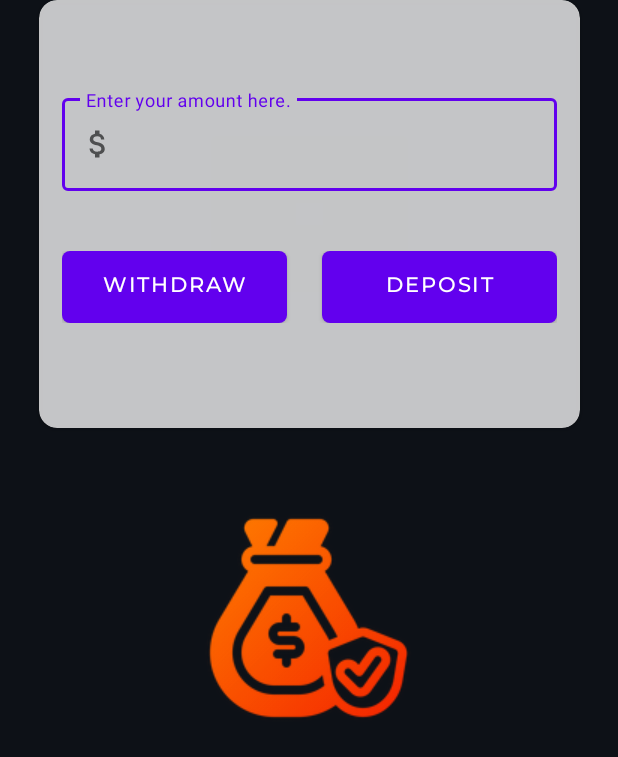
After one commit to Kshitiz-Mhto/CashPI, an Android app: the layout custom_dialog_box_cash_access.xml on its own in the app's theme, with its tools: preview values and no code run, on a phone screen of 412 x 824 dp. The commit adds this screen. Shown: the top 757 px of the screen. Run offline under Robolectric (Android 15) with nearby library versions, the phone set to English and light mode, and no system bars.

Commit message:
feat: added dialog box for withdraw and deposit dialogbox

```diff
--- /dev/null
+++ b/app/src/main/res/layout/custom_dialog_box_cash_access.xml
@@ -0,0 +1,66 @@
+<?xml version="1.0" encoding="utf-8"?>
+<androidx.cardview.widget.CardView xmlns:app="http://schemas.android.com/apk/res-auto"
+    android:id="@+id/statsLayoutCardview"
+    xmlns:android="http://schemas.android.com/apk/res/android"
+    android:layout_width="match_parent"
+    android:layout_height="wrap_content"
+    app:cardBackgroundColor="#C1FFFFFF"
+    android:layout_marginStart="26dp"
+    android:layout_marginEnd="25dp"
+    app:cardCornerRadius="12dp">
+
+    <androidx.appcompat.widget.LinearLayoutCompat
+        android:layout_width="match_parent"
+        android:layout_height="wrap_content"
+        android:orientation="vertical"
+        android:paddingBottom="70dp"
+        android:paddingTop="60dp"
+        android:layout_marginStart="15dp"
+        android:gravity="center"
+        android:layout_marginEnd="15dp">
+
+        <com.google.android.material.textfield.TextInputLayout
+            android:layout_width="match_parent"
+            android:layout_height="wrap_content"
+            android:hint="Enter your amount here."
+            android:layout_marginBottom="20dp"
+            app:startIconDrawable="@drawable/ic_money_24"
+            style="@style/Widget.MaterialComponents.TextInputLayout.OutlinedBox">
+            <com.google.android.material.textfield.TextInputEditText
+                android:id="@+id/enteredProfileEmail"
+                android:textSize="20sp"
+                android:layout_width="match_parent"
+                android:layout_height="wrap_content"
+                android:textColor="@color/blur"
+                android:inputType="number"
+                />
+        </com.google.android.material.textfield.TextInputLayout>
+
+        <LinearLayout
+            android:layout_width="match_parent"
+            android:layout_height="wrap_content"
+            android:layout_marginTop="20dp"
+            android:orientation="horizontal">
+        <Button
+            android:id="@+id/btnWithdrawl"
+            android:layout_width="match_parent"
+            android:layout_height="wrap_content"
+            android:text="Withdraw"
+            android:layout_weight="1"
+            android:layout_marginEnd="15dp"
+            android:background="@drawable/curve_shape"
+            android:fontFamily="@font/montserrat_medium"
+            />
+            <Button
+                android:id="@+id/btnDeposit"
+                android:layout_width="match_parent"
+                android:layout_height="wrap_content"
+                android:text="Deposit"
+                android:layout_marginStart="8dp"
+                android:layout_weight="1"
+                android:background="@drawable/curve_shape"
+                android:fontFamily="@font/montserrat_medium"
+                />
+        </LinearLayout>
+    </androidx.appcompat.widget.LinearLayoutCompat>
+</androidx.cardview.widget.CardView>
--- a/app/src/main/res/layout/moneycard_carview.xml
+++ b/app/src/main/res/layout/moneycard_carview.xml
@@ -13,6 +13,7 @@
         android:layout_width="match_parent"
         android:layout_height="215dp"
         app:cardBackgroundColor="@android:color/transparent"
+        android:clickable="true"
         app:cardCornerRadius="15dp">
 
         <androidx.appcompat.widget.LinearLayoutCompat
```
